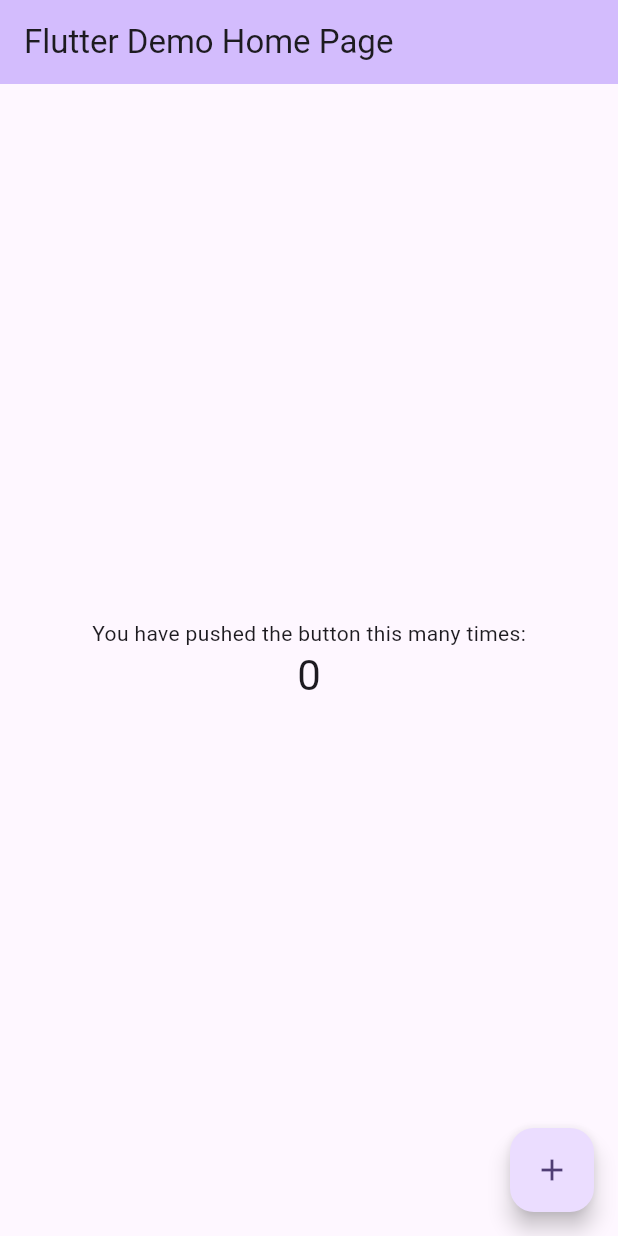
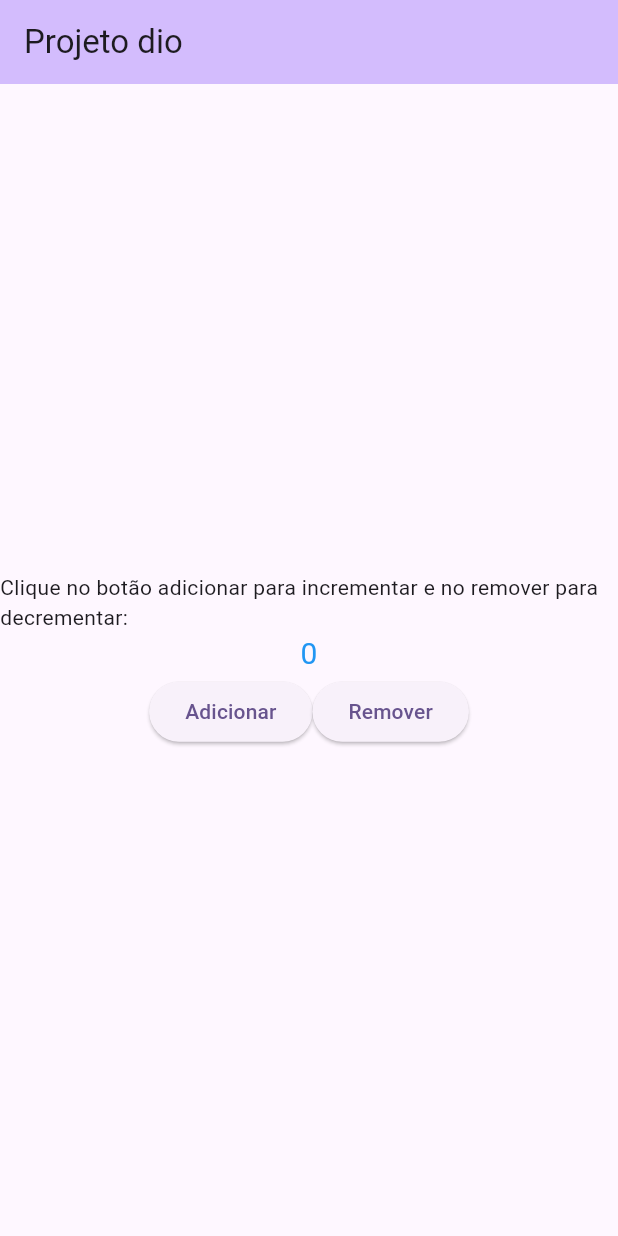
Before and after one commit to thgoas/projeto_dio, a Flutter app: the screen it shows after launch, on a phone screen of 412 x 824 dp. Run offline on Flutter 3.47's test engine with Material 2 defaults, Android fonts, the phone set to English and light mode, and no system bars.

Commit message:
adicionado butões de incrementar e decrementar

```diff
--- a/lib/main.dart
+++ b/lib/main.dart
@@ -11,7 +11,7 @@ class MyApp extends StatelessWidget {
   @override
   Widget build(BuildContext context) {
     return MaterialApp(
-      title: 'Flutter Demo',
+      title: 'Projeto dio',
       theme: ThemeData(
         // This is the theme of your application.
         //
@@ -31,7 +31,7 @@ class MyApp extends StatelessWidget {
         colorScheme: ColorScheme.fromSeed(seedColor: Colors.deepPurple),
         useMaterial3: true,
       ),
-      home: const MyHomePage(title: 'Flutter Demo Home Page'),
+      home: const MyHomePage(title: 'Projeto dio'),
     );
   }
 }
@@ -59,12 +59,13 @@ class _MyHomePageState extends State<MyHomePage> {
 
   void _incrementCounter() {
     setState(() {
-      // This call to setState tells the Flutter framework that something has
-      // changed in this State, which causes it to rerun the build method below
-      // so that the display can reflect the updated values. If we changed
-      // _counter without calling setState(), then the build method would not be
-      // called again, and so nothing would appear to happen.
       _counter++;
+    });
+  }
+
+  void _decreaseCounter() {
+    setState(() {
+      _counter--;
     });
   }
 
@@ -106,20 +107,30 @@ class _MyHomePageState extends State<MyHomePage> {
           mainAxisAlignment: MainAxisAlignment.center,
           children: <Widget>[
             const Text(
-              'You have pushed the button this many times:',
+              'Clique no botão adicionar para incrementar e no remover para decrementar:',
             ),
             Text(
               '$_counter',
-              style: Theme.of(context).textTheme.headlineMedium,
+              style: TextStyle(
+                  color: _counter < 0 ? Colors.red : Colors.blue, fontSize: 20),
+            ),
+            Row(
+              mainAxisAlignment: MainAxisAlignment.center,
+              children: [
+                ElevatedButton(
+                  onPressed: _incrementCounter,
+                  child: const Text('Adicionar'),
+                ),
+                ElevatedButton(
+                  onPressed: _decreaseCounter,
+                  child: const Text('Remover'),
+                )
+              ],
             ),
           ],
         ),
       ),
-      floatingActionButton: FloatingActionButton(
-        onPressed: _incrementCounter,
-        tooltip: 'Increment',
-        child: const Icon(Icons.add),
-      ), // This trailing comma makes auto-formatting nicer for build methods.
+      // This trailing comma makes auto-formatting nicer for build methods.
     );
   }
 }
```
